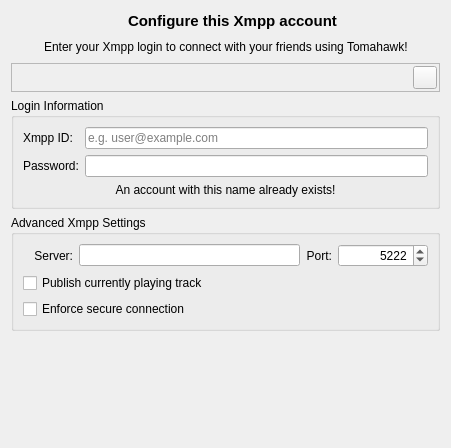
tomahawk-player/tomahawk, file src/accounts/xmpp/XmppConfigWidget.ui: the form before one commit.
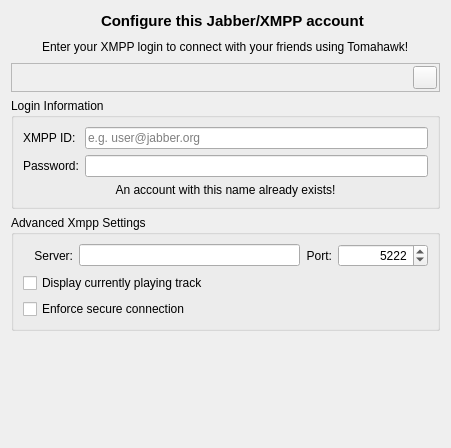
The form after the commit. Icons and pictures are not drawn.

Commit message: Cleanup XMPP dialog text

Patch:
```diff
--- a/src/accounts/xmpp/XmppConfigWidget.ui
+++ b/src/accounts/xmpp/XmppConfigWidget.ui
@@ -55,7 +55,7 @@
         </font>
        </property>
        <property name="text">
-        <string>Configure this Xmpp account</string>
+        <string>Configure this Jabber/XMPP account</string>
        </property>
       </widget>
      </item>
@@ -101,7 +101,7 @@
         </sizepolicy>
        </property>
        <property name="text">
-        <string>Enter your Xmpp login to connect with your friends using Tomahawk!</string>
+        <string>Enter your XMPP login to connect with your friends using Tomahawk!</string>
        </property>
        <property name="wordWrap">
         <bool>false</bool>
@@ -228,7 +228,7 @@
            </size>
           </property>
           <property name="text">
-           <string>Xmpp ID:</string>
+           <string>XMPP ID:</string>
           </property>
           <property name="buddy">
            <cstring>xmppUsername</cstring>
@@ -244,7 +244,7 @@
            </sizepolicy>
           </property>
           <property name="placeholderText">
-           <string>e.g. user@example.com</string>
+           <string>e.g. user@jabber.org</string>
           </property>
          </widget>
         </item>
@@ -399,7 +399,7 @@
          <string>Lots of servers don't support this (e.g. GTalk, jabber.org)</string>
         </property>
         <property name="text">
-         <string>Publish currently playing track</string>
+         <string>Display currently playing track</string>
         </property>
        </widget>
       </item>
```
Left out of the diff: 2 changed lines with no effect on the pictures.
